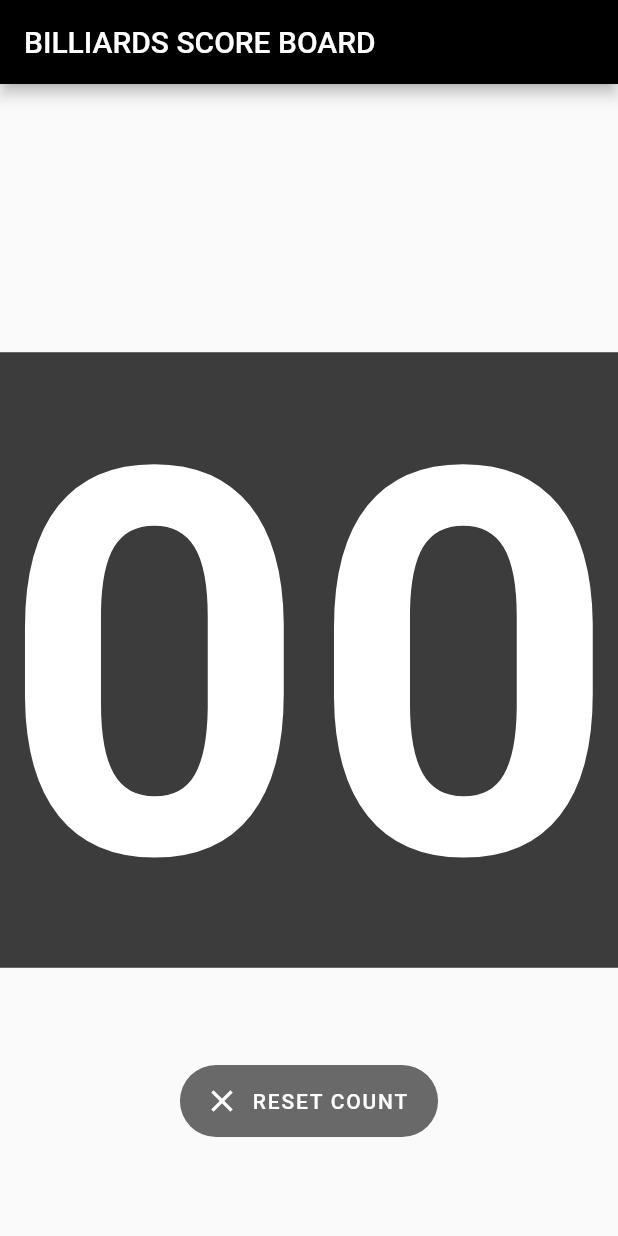
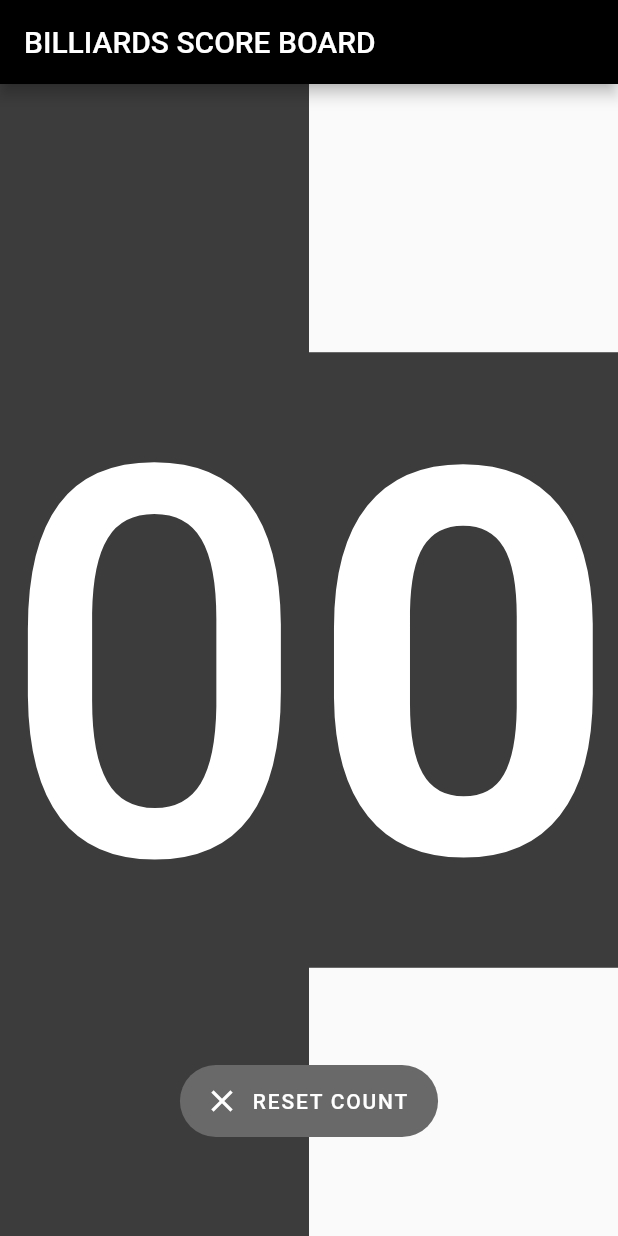
Before and after one commit to sohismyson/billiards_score, a Flutter app: the screen it shows after launch, on a phone screen of 412 x 824 dp. Run offline on Flutter 3.47's test engine with Material 2 defaults, Android fonts, the phone set to English and light mode, and no system bars.

Commit message:
領域の上下で加減できるように（homeのみ）

```diff
--- a/lib/main.dart
+++ b/lib/main.dart
@@ -43,6 +43,18 @@ class _MyHomePageState extends State<MyHomePage> {
     });
   }
 
+  void _homePlayerDecrementCounter() {
+    setState(() {
+      _homePlayerCounter--;
+    });
+  }
+
+  void _guestPlayerDecrementCounter() {
+    setState(() {
+      _guestPlayerCounter--;
+    });
+  }
+
   void _scoreReseter() {
     setState(() {
       _homePlayerCounter = 0;
@@ -59,7 +71,26 @@ class _MyHomePageState extends State<MyHomePage> {
       ),
       body: Center(
         child: Row(
-          mainAxisAlignment: MainAxisAlignment.center,
+          children: <Widget>[
+            Expanded(
+              flex: 5,
+              child: Container(
+                color: Color(0xFF3C3C3C),
+                child: Stack(children: <Widget>[
+                  Container(
+                    constraints: BoxConstraints.expand(),
+                    child: FittedBox(
+                      fit: BoxFit.contain,
+                      child: Text(
+                        '$_homePlayerCounter',
+                        style: TextStyle(
+                          color: Color(0xFFFFFFFF),
+                          fontWeight: FontWeight.w500,
+                        ),
+                      ),
+                    ),
+                  ),
+                  Column(
                     children: <Widget>[
                       Expanded(
                         flex: 5,
@@ -68,18 +99,24 @@ class _MyHomePageState extends State<MyHomePage> {
                               ? _homePlayerIncrementCounter
                               : () {},
                           child: Container(
-                  child: FittedBox(
-                    fit: BoxFit.contain,
-                    child: Text(
-                      '$_homePlayerCounter',
-                      style: TextStyle(
-                        color: Color(0xFFFFFFFF),
-                        fontWeight: FontWeight.w600,
+                            color: Color(0xFFFFFF),
                           ),
                         ),
                       ),
-                  color: Color(0xFF3C3C3C),
+                      Expanded(
+                        flex: 5,
+                        child: GestureDetector(
+                          onTap: _homePlayerCounter != 0
+                              ? _homePlayerDecrementCounter
+                              : () {},
+                          child: Container(
+                            color: Color(0xFFFFFF),
                           ),
+                        ),
+                      ),
+                    ],
+                  ),
+                ]),
               ),
             ),
             Expanded(
```
Lines whose indentation alone changed are shown as unchanged.
